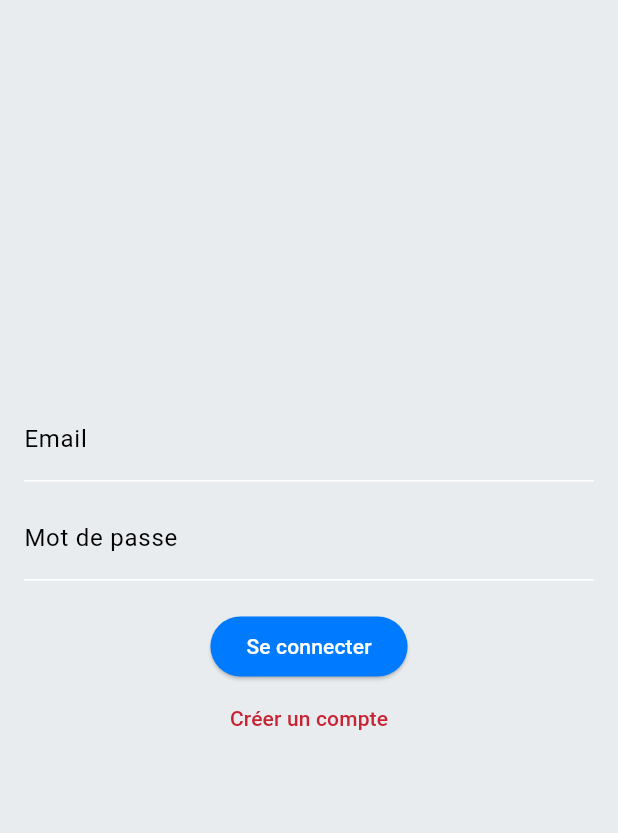
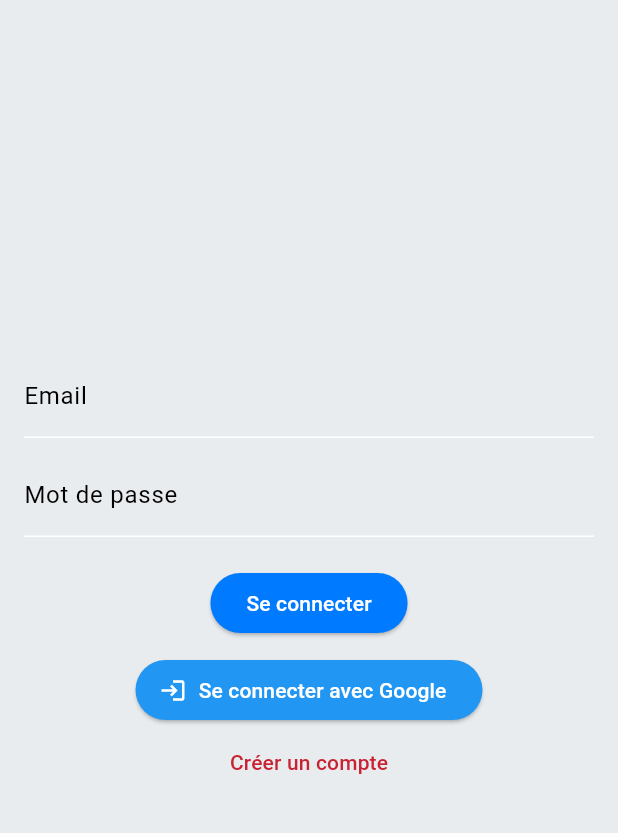
Before and after one commit to CerbTech-Org/Depamo-App, a Flutter app: the screen it shows after launch, on a phone screen of 412 x 824 dp, the part 84-917 px from its top. Run offline on Flutter 3.47's test engine with Material 3 defaults, Android fonts, the phone set to English and light mode, and no system bars; our stand-ins replace firebase_auth, firebase_core, google_sign_in; accounts and stored records are empty.

Commit message:
add authentification by google

```diff
--- a/lib/login_page.dart
+++ b/lib/login_page.dart
@@ -1,5 +1,6 @@
 import 'package:flutter/material.dart';
 import 'package:firebase_auth/firebase_auth.dart';
+import 'package:google_sign_in/google_sign_in.dart';
 import 'profile_page.dart';
 import 'registration_page.dart';
 
@@ -13,6 +14,7 @@ class _LoginPageState extends State<LoginPage> {
   final TextEditingController _emailController = TextEditingController();
   final TextEditingController _passwordController = TextEditingController();
 
+  // Connexion par email et mot de passe
   Future<void> _login() async {
     try {
       UserCredential userCredential = await _auth.signInWithEmailAndPassword(
@@ -27,6 +29,30 @@ class _LoginPageState extends State<LoginPage> {
       );
     } catch (e) {
       print("Erreur : $e");
+    }
+  }
+
+  // Connexion avec Google
+  Future<void> _signInWithGoogle() async {
+    try {
+      final GoogleSignInAccount? googleUser = await GoogleSignIn().signIn();
+      if (googleUser == null) return; // L'utilisateur a annulé la connexion
+
+      final GoogleSignInAuthentication googleAuth = await googleUser.authentication;
+      final credential = GoogleAuthProvider.credential(
+        accessToken: googleAuth.accessToken,
+        idToken: googleAuth.idToken,
+      );
+
+      UserCredential userCredential = await _auth.signInWithCredential(credential);
+      Navigator.push(
+        context,
+        MaterialPageRoute(
+          builder: (context) => ProfilePage(email: userCredential.user!.email),
+        ),
+      );
+    } catch (e) {
+      print("Erreur lors de la connexion avec Google : $e");
     }
   }
 
@@ -54,6 +80,15 @@ class _LoginPageState extends State<LoginPage> {
               onPressed: _login,
               child: Text("Se connecter"),
             ),
+            SizedBox(height: 10),
+            ElevatedButton.icon(
+              icon: Icon(Icons.login),
+              label: Text("Se connecter avec Google"),
+              onPressed: _signInWithGoogle,
+              style: ElevatedButton.styleFrom(
+                backgroundColor: Colors.blue
+              ),
+            ),
             TextButton(
               onPressed: () {
                 Navigator.push(
--- a/lib/main.dart
+++ b/lib/main.dart
@@ -7,7 +7,7 @@ void main() async {
   await Firebase.initializeApp();
   runApp(MyApp());
 }
-
+// Main servant à donné les couleurs des différentes pages
 class MyApp extends StatelessWidget {
   @override
   Widget build(BuildContext context) {
@@ -16,22 +16,22 @@ class MyApp extends StatelessWidget {
       title: 'Connexion Firebase',
       theme: ThemeData(
         colorScheme: ColorScheme.fromSwatch().copyWith(
-          primary: Color(0xFF007BFF), // Bleu pour la fiabilité
-          secondary: Color(0xFF28A745), // Vert pour les actions réussies
+          primary: Color(0xFF007BFF),
+          secondary: Color(0xFF28A745),
         ),
-        scaffoldBackgroundColor: Color(0xFFE9ECEF), // Gris clair pour le fond
+        scaffoldBackgroundColor: Color(0xFFE9ECEF),
         appBarTheme: AppBarTheme(
-          color: Color(0xFF0056A6), // Bleu marine pour la barre d'application
+          color: Color(0xFF0056A6),
         ),
         elevatedButtonTheme: ElevatedButtonThemeData(
           style: ElevatedButton.styleFrom(
-            backgroundColor: Color(0xFF007BFF), // Couleur des boutons d’action
+            backgroundColor: Color(0xFF007BFF),
             foregroundColor: Colors.white,
           ),
         ),
         textButtonTheme: TextButtonThemeData(
           style: TextButton.styleFrom(
-            foregroundColor: Color(0xFFC82333), // Rouge pour les actions importantes
+            foregroundColor: Color(0xFFC82333),
           ),
         ),
       ),
```
Also changed, not shown: lib/home_page.dart (added, +27 -0 lines), 7 other files.
